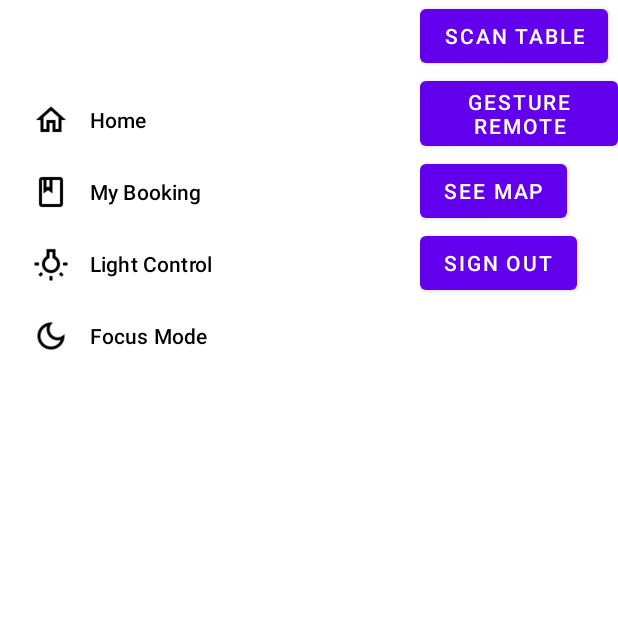
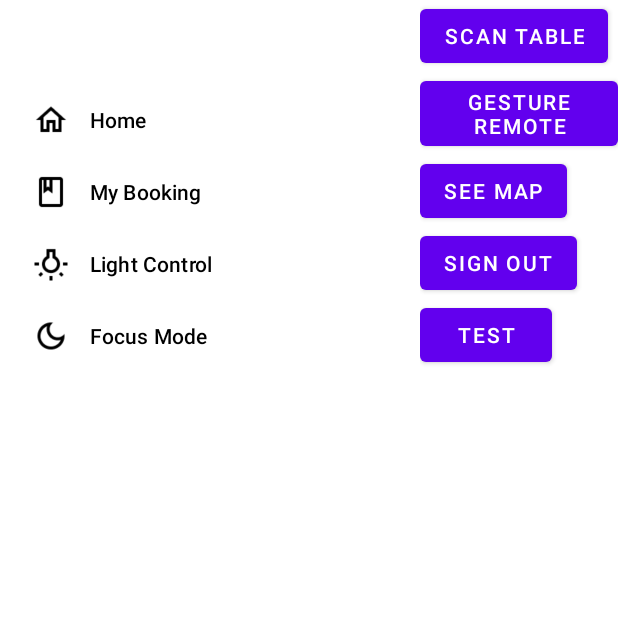
Before and after one commit to rphly/hive, an Android app: the screen it shows after launch once a user with an empty profile is signed in (MainActivity), on a phone screen of 412 x 824 dp, the top half of it. Run offline under Robolectric (Android 15) with nearby library versions, the phone set to English and light mode, and no system bars; our stand-ins replace Firebase (no records; nobody signed in at launch, a user with empty details on screens opened directly).

```diff
--- a/app/src/main/java/com/example/hive/MainActivity.java
+++ b/app/src/main/java/com/example/hive/MainActivity.java
@@ -10,10 +10,14 @@ import com.example.hive.activities.GestureRemote;
 import com.example.hive.activities.MapActivity;
 import com.example.hive.activities.QR.QRCodeScanner;
 import com.example.hive.activities.SignIn;
+import com.example.hive.services.Desks;
 import com.example.hive.utils.AuthenticatedActivity;
+import com.example.hive.services.Response;
 import com.google.firebase.auth.FirebaseAuth;
 
 import org.json.JSONException;
+
+import java.util.Map;
 
 public class MainActivity extends AuthenticatedActivity {
 
@@ -43,7 +47,7 @@ public class MainActivity extends AuthenticatedActivity {
         setContentView(R.layout.activity_main);
 
         // set to_qr button
-        Button scanTableBtn = (Button)findViewById(R.id.go_to_qr);
+        Button scanTableBtn = (Button) findViewById(R.id.go_to_qr);
         scanTableBtn.setText("Scan table");
         scanTableBtn.setOnClickListener((View v) -> {
             try {
@@ -69,6 +73,24 @@ public class MainActivity extends AuthenticatedActivity {
         Button signOutBtn = findViewById(R.id.sign_out);
         signOutBtn.setText("Sign Out");
         signOutBtn.setOnClickListener((View v) -> signOut());
+
+        // test button
+        Button testBtn = findViewById(R.id.testBtn);
+        testBtn.setText("Test");
+        testBtn.setOnClickListener((View v) -> {
+            Desks.getDeskById("1", new Response() {
+
+                @Override
+                public void onSuccess(Map data) {
+                    System.out.println(data.toString());
+                }
+
+                @Override
+                public void onFailure() {
+                    System.out.println("Failwhale");
+                }
+            });
+        });
     }
 
 }
--- a/app/src/main/java/com/example/hive/activities/QR/QRCodeScanner.java
+++ b/app/src/main/java/com/example/hive/activities/QR/QRCodeScanner.java
@@ -67,6 +67,7 @@ public class QRCodeScanner extends AppCompatActivity {
 
     @Override
     public void onRequestPermissionsResult(int requestCode, @NonNull String[] permissions, @NonNull int[] grantResults) {
+        super.onRequestPermissionsResult(requestCode, permissions, grantResults);
         if (requestCode == CAMERA_PERMISSION) {
             if (grantResults.length == 1 && grantResults[0] == PackageManager.PERMISSION_GRANTED) {
                 startCamera();
--- a/app/src/main/java/com/example/hive/models/User.java
+++ b/app/src/main/java/com/example/hive/models/User.java
@@ -15,8 +15,8 @@ public class User {
     // TODO fill in these methods
     public String getUserStatus() {return "Available";}
     public String getUserFullName() {return this.fullName;}
-    public Desk getUserCurrentDesk() {
+    public void getUserCurrentDesk() {
         // get id from firebase
-        return new Desk();
+
     }
 }
--- /dev/null
+++ b/app/src/main/java/com/example/hive/services/Response.java
@@ -0,0 +1,8 @@
+package com.example.hive.services;
+
+import java.util.Map;
+
+public interface Response {
+    void onSuccess(Map data);
+    void onFailure();
+}
--- a/app/src/main/res/layout/activity_main.xml
+++ b/app/src/main/res/layout/activity_main.xml
@@ -39,10 +39,14 @@
         android:id="@+id/go_to_map"
         android:layout_width="wrap_content"
         android:layout_height="wrap_content" />
-        <Button
-            android:id="@+id/sign_out"
-            android:layout_width="wrap_content"
-            android:layout_height="wrap_content" />
+    <Button
+        android:id="@+id/sign_out"
+        android:layout_width="wrap_content"
+        android:layout_height="wrap_content" />
+    <Button
+        android:id="@+id/testBtn"
+        android:layout_width="wrap_content"
+        android:layout_height="wrap_content" />
     </LinearLayout>
 
 
```
Also changed, not shown: app/src/main/java/com/example/hive/models/Desk.java (+19 -14 lines), app/src/main/java/com/example/hive/services/Desks.java (added, +30 -0 lines).
